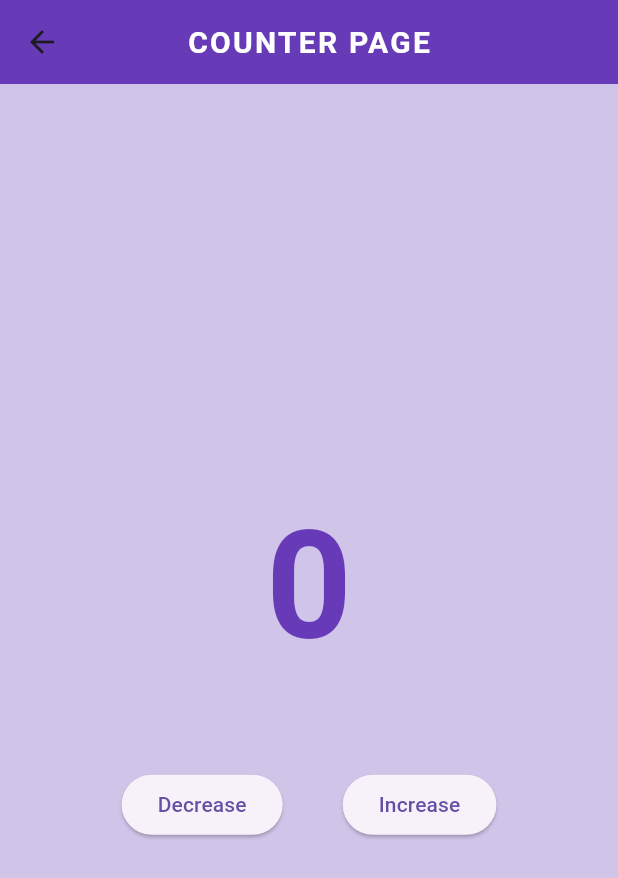
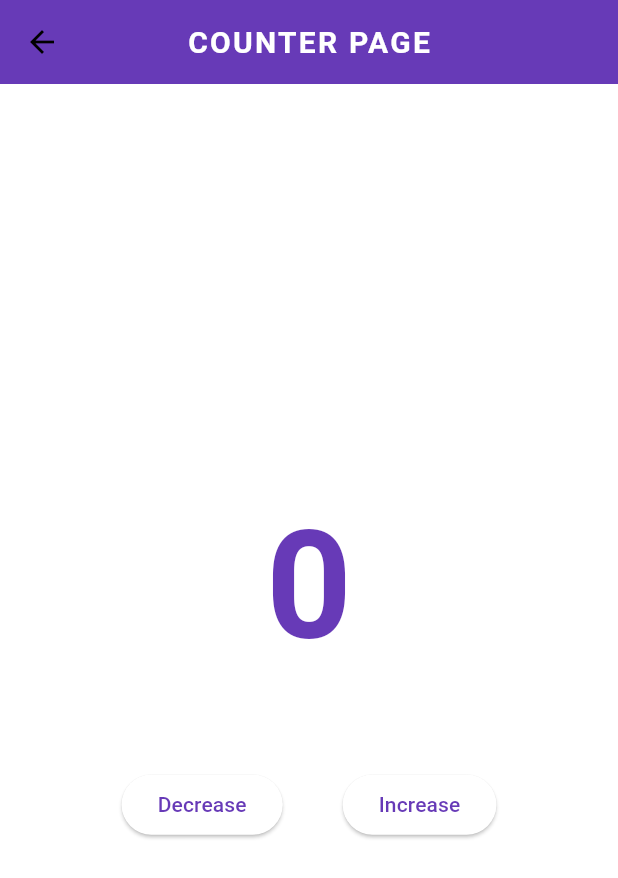
Before and after one commit to MrNitishroy/Provider-learn, a Flutter app: the screen it shows after launch, after a tap on "Counter", on a phone screen of 412 x 824 dp. Shown: the top 878 px of the screen. Run offline on Flutter 3.47's test engine with Material 3 defaults, Android fonts, the phone set to English and light mode, and no system bars; our stand-ins replace get.

Commit message:
Theme Change function Completed

```diff
--- /dev/null
+++ b/lib/Configs/Theme.dart
@@ -0,0 +1,33 @@
+import 'package:flutter/material.dart';
+import 'package:provider_learn/Configs/Colors.dart';
+
+var lightTheme = ThemeData(
+  useMaterial3: true,
+  appBarTheme: const AppBarTheme(
+    titleTextStyle: TextStyle(
+      color: Colors.white,
+      fontSize: 20,
+      fontWeight: FontWeight.w700,
+      letterSpacing: 1.5,
+    ),
+    color: Colors.deepPurple,
+    centerTitle: true,
+  ),
+  brightness: Brightness.light,
+  colorScheme: ColorScheme.light(
+    background: lightBgColor,
+    onBackground: lightFontColor,
+    primaryContainer: lightContainer,
+    primary: lightPrimary,
+  ),
+);
+var darkTheme = ThemeData(
+  useMaterial3: true,
+  brightness: Brightness.dark,
+  colorScheme: ColorScheme.dark(
+    background: darkBgColor,
+    onBackground: darkFontColor,
+    primaryContainer: darkContainer,
+    primary: darkPrimary,
+  ),
+);
--- a/lib/HomePage.dart
+++ b/lib/HomePage.dart
@@ -3,6 +3,8 @@ import 'package:get/get.dart';
 import 'package:provider_learn/Examples/Counter/CounterPage.dart';
 import 'package:provider_learn/Examples/Slider/SliderExample.dart';
 import 'package:provider_learn/Examples/Todo/TodoPage.dart';
+
+import 'Examples/Theme/ThemeChanger.dart';
 
 class HomePage extends StatelessWidget {
   const HomePage({super.key});
@@ -62,6 +64,16 @@ class HomePage extends StatelessWidget {
               leading: const Icon(Icons.check_box),
               title: const Text("Todo"),
             ),
+            const SizedBox(height: 10),
+            ListTile(
+              onTap: () {
+                Get.to(ChangeThemePage());
+              },
+              splashColor: Colors.deepPurple.shade400,
+              tileColor: Colors.white,
+              leading: const Icon(Icons.dark_mode),
+              title: const Text("Change Theme"),
+            ),
           ],
         ),
       ),
--- /dev/null
+++ b/lib/Provider/ThemeProvider.dart
@@ -0,0 +1,11 @@
+import 'package:flutter/material.dart';
+
+class ThemeProvider extends ChangeNotifier {
+  var themeMode = ThemeMode.light;
+
+  void changeThemeMode(ThemeMode mode) {
+    themeMode = mode;
+    print(themeMode);
+    notifyListeners();
+  }
+}
--- a/lib/main.dart
+++ b/lib/main.dart
@@ -1,15 +1,27 @@
 import 'package:flutter/material.dart';
 import 'package:get/get_navigation/src/root/get_material_app.dart';
 import 'package:provider/provider.dart';
+import 'package:provider_learn/Configs/Theme.dart';
 import 'package:provider_learn/Examples/Todo/TodoPage.dart';
 import 'package:provider_learn/HomePage.dart';
 import 'package:provider_learn/Provider/CounterProvider.dart';
 import 'package:provider_learn/Provider/SliderProvider.dart';
+import 'package:provider_learn/Provider/ThemeProvider.dart';
 import 'package:provider_learn/Provider/TodoProvider.dart';
 
 void main() {
   WidgetsFlutterBinding.ensureInitialized();
-  runApp(const MyApp());
+  runApp(
+    MultiProvider(
+      providers: [
+        ChangeNotifierProvider(create: (_) => CounterProvider()),
+        ChangeNotifierProvider(create: (_) => SliderProvider()),
+        ChangeNotifierProvider(create: (_) => TodoProvider()),
+        ChangeNotifierProvider(create: (_) => ThemeProvider()),
+      ],
+      child: const MyApp(),
+    ),
+  );
 }
 
 class MyApp extends StatelessWidget {
@@ -17,31 +29,14 @@ class MyApp extends StatelessWidget {
 
   @override
   Widget build(BuildContext context) {
-    return MultiProvider(
-      providers: [
-        ChangeNotifierProvider(create: (_) => CounterProvider()),
-        ChangeNotifierProvider(create: (_) => SliderProvider()),
-        ChangeNotifierProvider(create: (_) => TodoProvider()),
-      ],
-      child: GetMaterialApp(
-        title: 'Provider Learn',
-        debugShowCheckedModeBanner: false,
-        theme: ThemeData(
-          useMaterial3: true,
-          scaffoldBackgroundColor: Colors.deepPurple.shade100,
-          appBarTheme: const AppBarTheme(
-            titleTextStyle: TextStyle(
-              color: Colors.white,
-              fontSize: 20,
-              fontWeight: FontWeight.w700,
-              letterSpacing: 1.5,
-            ),
-            color: Colors.deepPurple,
-            centerTitle: true,
-          ),
-        ),
-        home: const HomePage(),
-      ),
+    final themeProvider = Provider.of<ThemeProvider>(context, listen: true);
+    return GetMaterialApp(
+      title: 'Provider Learn',
+      debugShowCheckedModeBanner: false,
+      theme: lightTheme,
+      themeMode: themeProvider.themeMode,
+      darkTheme: darkTheme,
+      home: const HomePage(),
     );
   }
 }
```
Also changed, not shown: lib/Configs/Colors.dart (added, +11 -0 lines), lib/Examples/Theme/ThemeChanger.dart (added, +42 -0 lines).
